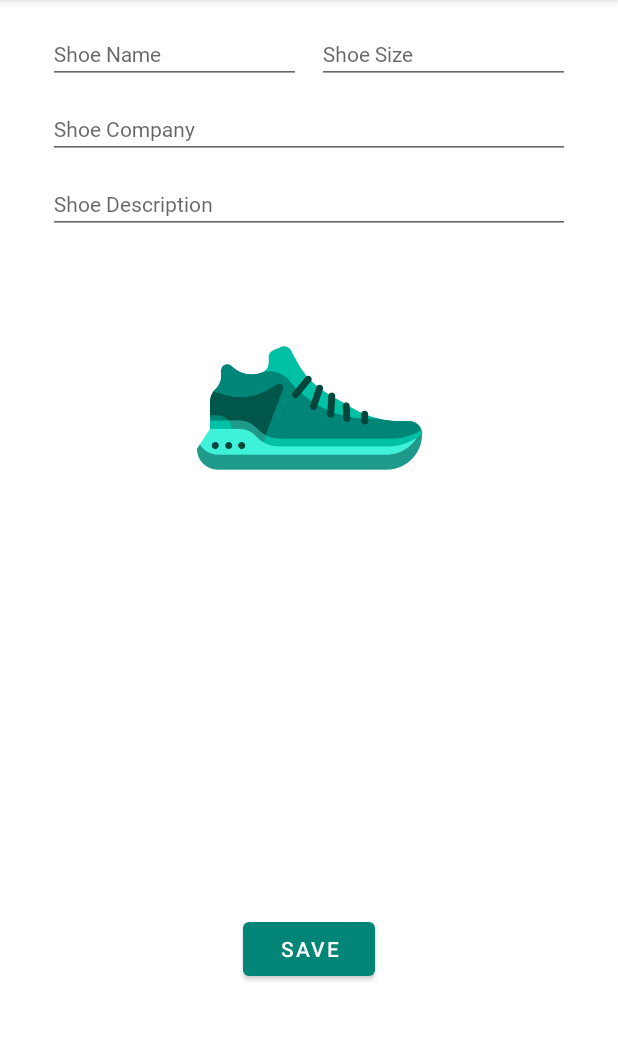
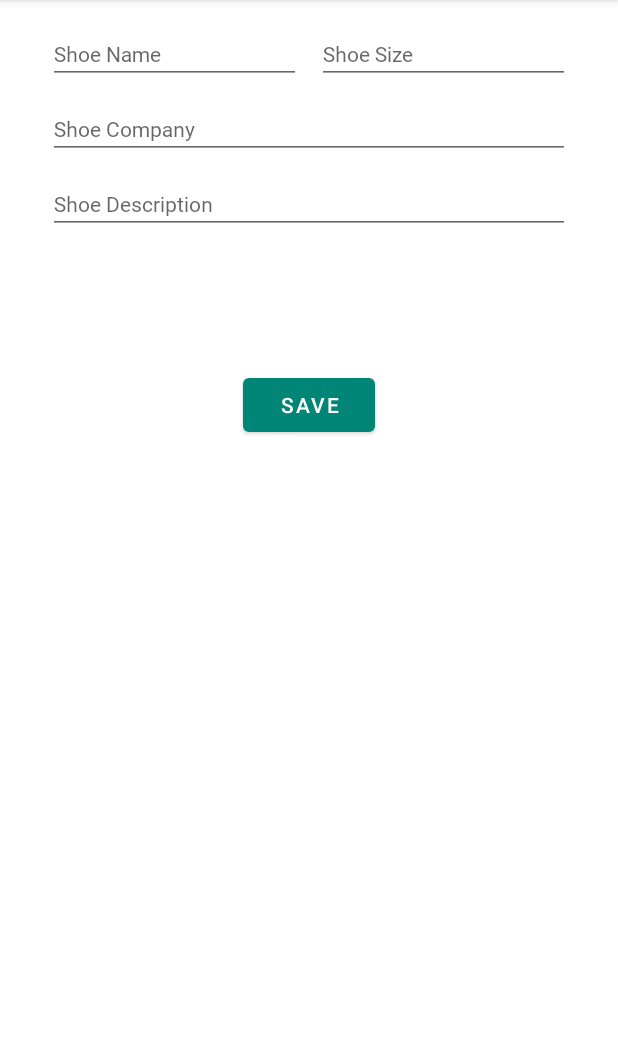
Before and after one commit to YousefMohammed0060/ShoeStore, an Android app: the AddShoeFragment screen opened through its navigation route, on a phone screen of 412 x 824 dp, the part 84-1125 px from its top. Run offline under Robolectric (Android 15) with nearby library versions, the phone set to English and light mode, and no system bars; our stand-ins replace data binding, navigation-ui.

Commit message:
Shoe Store

```diff
--- a/app/src/main/java/com/example/shoestore/ShoeListFragment.kt
+++ b/app/src/main/java/com/example/shoestore/ShoeListFragment.kt
@@ -42,7 +42,6 @@ class ShoeListFragment : Fragment() {
         for (shoeItem in viewModel.list) {
             val itemsBinding: AddShoeRowBinding =
                 DataBindingUtil.inflate(inflater, R.layout.add_shoe_row, container, false)
-            itemsBinding.shoeIv.setImageBitmap(shoeItem.image)
             itemsBinding.shoe = shoeItem
             itemsBinding.constraintView.setOnClickListener {
 
--- a/app/src/main/java/com/example/shoestore/models/Shoe.kt
+++ b/app/src/main/java/com/example/shoestore/models/Shoe.kt
@@ -3,7 +3,5 @@ package com.example.shoestore.models
 import android.graphics.Bitmap
 
 data class Shoe(
-    var name: String, var size: String, var company: String, var description: String,
-    val image: Bitmap
-) {
+    var name: String, var size: String, var company: String, var description: String) {
 }
--- a/app/src/main/res/layout/fragment_add_shoe.xml
+++ b/app/src/main/res/layout/fragment_add_shoe.xml
@@ -73,16 +73,6 @@
             app:layout_constraintStart_toStartOf="@+id/shoeCompany_text"
             app:layout_constraintTop_toBottomOf="@+id/shoeCompany_text" />
 
-        <ImageView
-            android:id="@+id/shoe_imageView"
-            android:layout_width="150dp"
-            android:layout_height="200dp"
-            android:layout_marginTop="16dp"
-            app:layout_constraintEnd_toEndOf="parent"
-            app:layout_constraintStart_toStartOf="parent"
-            app:layout_constraintTop_toBottomOf="@+id/shoeDescription_text"
-            android:src="@drawable/shoe" />
-
         <Button
             android:id="@+id/save_btn"
             android:layout_width="wrap_content"
@@ -91,8 +81,8 @@
             app:layout_constraintBottom_toBottomOf="parent"
             app:layout_constraintEnd_toEndOf="parent"
             app:layout_constraintStart_toStartOf="parent"
-            app:layout_constraintTop_toBottomOf="@+id/shoe_imageView"
-            app:layout_constraintVertical_bias="0.68" />
+            app:layout_constraintTop_toBottomOf="@+id/shoeDescription_text"
+            app:layout_constraintVertical_bias="0.16000003" />
     </androidx.constraintlayout.widget.ConstraintLayout>
 
 </layout>
```
Also changed, not shown: app/src/main/java/com/example/shoestore/AddShoeFragment.kt (+3 -21 lines), app/src/main/res/layout/add_shoe_row.xml (+4 -13 lines).
